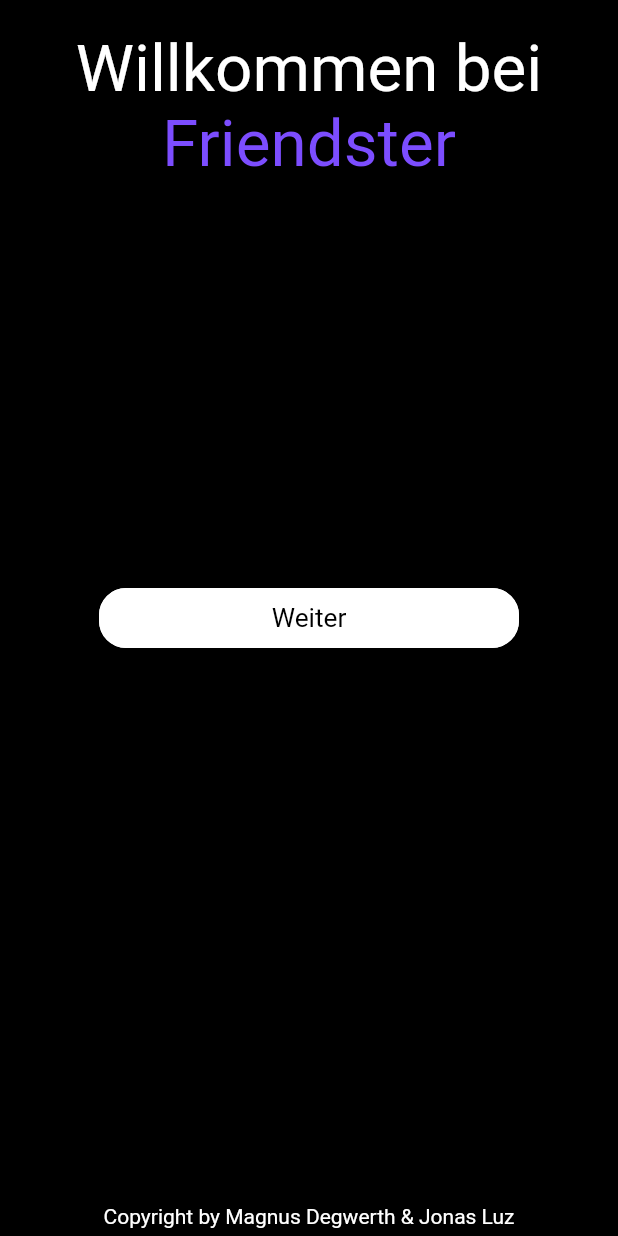
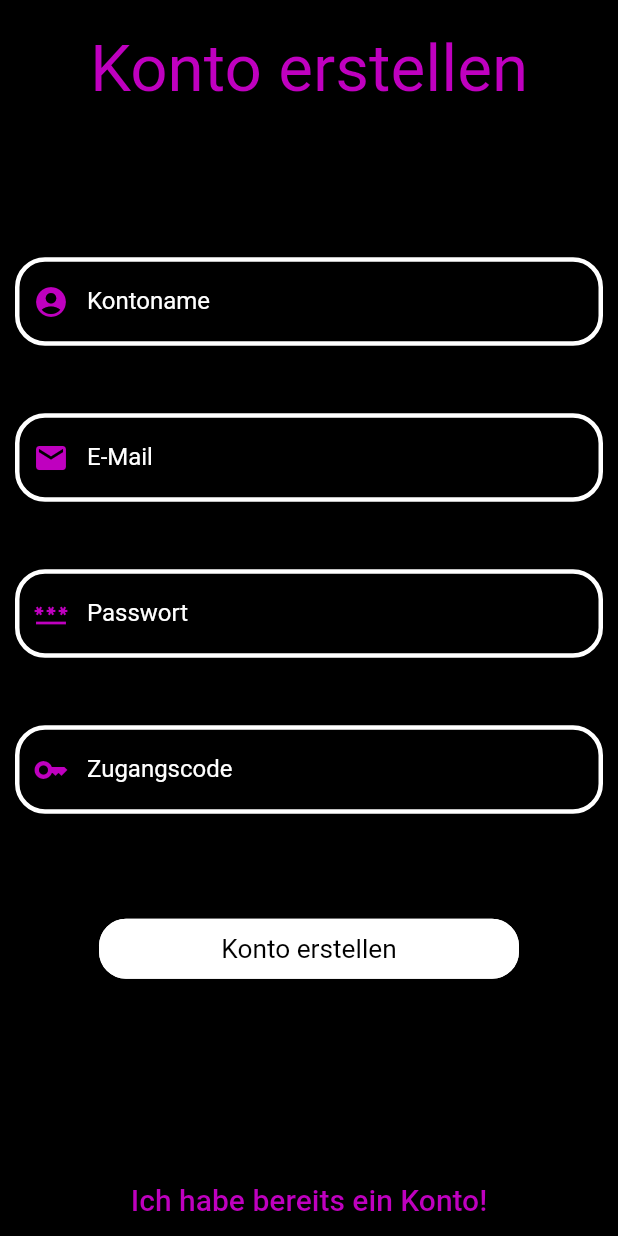
Before and after one commit to MagDeg/friendster_app, a Flutter app: the screen it shows after launch, after a tap on "Weiter", on a phone screen of 412 x 824 dp. Run offline on Flutter 3.47's test engine with Material 2 defaults, Android fonts, the phone set to English and light mode, and no system bars; our stand-ins replace firebase_auth, firebase_core; accounts and stored records are empty.

Commit message:
adding new_account_page.dart

```diff
--- a/lib/authentication/auth_page.dart
+++ b/lib/authentication/auth_page.dart
@@ -1,4 +1,5 @@
 import 'package:flutter/material.dart';
+import 'package:friendster_app/authentication/new_account_page.dart';
 
 class AuthPage extends StatefulWidget {
   const AuthPage({Key? key}) : super(key: key);
@@ -20,7 +21,7 @@ class _AuthPageState extends State<AuthPage> {
                       children: const [
                         SizedBox(height: 20.0),
                         Center(child: SizedBox(height: 50, child: FittedBox( fit: BoxFit.contain, child: Text('Willkommen bei', style: TextStyle(color: Colors.white),),),)),
-                        Center(child: SizedBox(height: 50, child: FittedBox(fit: BoxFit.contain, child: Text('Friendster', style: TextStyle(color: Colors.deepPurpleAccent),),),)),
+                        Center(child: SizedBox(height: 50, child: FittedBox(fit: BoxFit.contain, child: Text('Friendster', style: TextStyle(color: Color.fromRGBO(191, 0, 191, 1)),),),)),
                       ],
                     ),
                     Align(
@@ -35,7 +36,9 @@ class _AuthPageState extends State<AuthPage> {
                               borderRadius: BorderRadius.circular(18.0),
                               side: const BorderSide(color: Colors.white)
                             ),
-                            onPressed: () {},
+                            onPressed: () {
+                              Navigator.push(context, MaterialPageRoute(builder: (context) => const NewAccountPage()));
+                            },
                             child: const Padding(
                               padding: EdgeInsets.all(10.0),
                               child: SizedBox(
--- /dev/null
+++ b/lib/authentication/new_account_page.dart
@@ -0,0 +1,174 @@
+import 'package:flutter/material.dart';
+
+class NewAccountPage extends StatefulWidget {
+  const NewAccountPage({Key? key}) : super(key: key);
+
+  @override
+  State<NewAccountPage> createState() => _NewAccountPageState();
+}
+
+class _NewAccountPageState extends State<NewAccountPage> {
+  final nameController = TextEditingController();
+  final mailController = TextEditingController();
+  final pinController = TextEditingController();
+  final codeController = TextEditingController();
+
+  @override
+  Widget build(BuildContext context) {
+    return Scaffold(
+      body: SafeArea(
+        child: Container(
+          color: Colors.black,
+          child: Stack(
+            children: [
+              Column(
+                children: const [
+                  SizedBox(height: 20),
+                  Center(child: SizedBox(height: 50, child: FittedBox( fit: BoxFit.contain, child: Text('Konto erstellen', style: TextStyle(color: Color.fromRGBO(191, 0, 191, 1)),),),)),
+                ],
+              ),
+              const SizedBox(height: 70),
+              Column(
+                crossAxisAlignment: CrossAxisAlignment.center,
+                mainAxisAlignment: MainAxisAlignment.center,
+                children: [
+                  Container(
+                    padding: const EdgeInsets.all(10.0),
+                    child: TextField(
+                      style: const TextStyle(color: Colors.white),
+                      cursorColor: Colors.white,
+                      controller: nameController,
+                      decoration: InputDecoration(
+                        focusColor: Colors.white,
+                        fillColor: Colors.white,
+                        iconColor: Colors.white,
+                        focusedBorder: OutlineInputBorder(
+                          borderSide: const BorderSide(color: Colors.white, width: 3.0),
+                          borderRadius: BorderRadius.circular(20.0),
+                        ),
+                        enabledBorder: OutlineInputBorder(
+                          borderSide: const BorderSide(color: Colors.white, width: 3.0),
+                          borderRadius: BorderRadius.circular(20.0),
+                        ),
+                        labelText: "Kontoname",
+                        labelStyle: const TextStyle(color: Colors.white),
+                        prefixIcon: const Icon(Icons.account_circle, color: Color.fromRGBO(191, 0, 191, 1)),
+                      ),
+                    ),
+                  ),
+                  const SizedBox(height: 25.0),
+                  Container(
+                    padding: const EdgeInsets.all(10.0),
+                    child: TextField(
+                      style: const TextStyle(color: Colors.white),
+                      cursorColor: Colors.white,
+                      controller: mailController,
+                      decoration: InputDecoration(
+                        focusColor: Colors.white,
+                        fillColor: Colors.white,
+                        iconColor: Colors.white,
+                        focusedBorder: OutlineInputBorder(
+                          borderSide: const BorderSide(color: Colors.white, width: 3.0),
+                          borderRadius: BorderRadius.circular(20.0),
+                        ),
+                        enabledBorder: OutlineInputBorder(
+                          borderSide: const BorderSide(color: Colors.white, width: 3.0),
+                          borderRadius: BorderRadius.circular(20.0),
+                        ),
+                        labelText: "E-Mail",
+                        labelStyle: const TextStyle(color: Colors.white),
+                        prefixIcon: const Icon(Icons.mail, color: Color.fromRGBO(191, 0, 191, 1)),
+                      ),
+                    ),
+                  ),
+                  const SizedBox(height: 25.0),
+                  Container(
+                    padding: const EdgeInsets.all(10.0),
+                    child: TextField(
+                      style: const TextStyle(color: Colors.white),
+                      cursorColor: Colors.white,
+                      controller: pinController,
+                      decoration: InputDecoration(
+                        focusColor: Colors.white,
+                        fillColor: Colors.white,
+                        iconColor: Colors.white,
+                        focusedBorder: OutlineInputBorder(
+                          borderSide: const BorderSide(color: Colors.white, width: 3.0),
+                          borderRadius: BorderRadius.circular(20.0),
+                        ),
+                        enabledBorder: OutlineInputBorder(
+                          borderSide: const BorderSide(color: Colors.white, width: 3.0),
+                          borderRadius: BorderRadius.circular(20.0),
+                        ),
+                        labelText: "Passwort",
+                        labelStyle: const TextStyle(color: Colors.white),
+                        prefixIcon: const Icon(Icons.password, color: Color.fromRGBO(191, 0, 191, 1)),
+                      ),
+                    ),
+                  ),
+                  const SizedBox(height: 25.0),
+                  Container(
+                    padding: const EdgeInsets.all(10.0),
+                    child: TextField(
+                      style: const TextStyle(color: Colors.white),
+                      cursorColor: Colors.white,
+                      controller: codeController,
+                      decoration: InputDecoration(
+                        focusColor: Colors.white,
+                        fillColor: Colors.white,
+                        iconColor: Colors.white,
+                        focusedBorder: OutlineInputBorder(
+                          borderSide: const BorderSide(color: Colors.white, width: 3.0),
+                          borderRadius: BorderRadius.circular(20.0),
+                        ),
+                        enabledBorder: OutlineInputBorder(
+                          borderSide: const BorderSide(color: Colors.white, width: 3.0),
+                          borderRadius: BorderRadius.circular(20.0),
+                        ),
+                        labelText: "Zugangscode",
+                        labelStyle: const TextStyle(color: Colors.white),
+                        prefixIcon: const Icon(Icons.key, color: Color.fromRGBO(191, 0, 191, 1)),
+                      ),
+                    ),
+                  ),
+                  const SizedBox(height: 50.0),
+                  Align(
+                    alignment: Alignment.center,
+                    child: Container(
+                      height: 60.0,
+                      width: 300,
+                      padding: const EdgeInsets.all(10.0),
+                      child: RawMaterialButton(
+                          fillColor: Colors.white,
+                          shape: RoundedRectangleBorder(
+                              borderRadius: BorderRadius.circular(18.0),
+                              side: const BorderSide(color: Colors.white)
+                          ),
+                          onPressed: () {
+                            Navigator.push(context, MaterialPageRoute(builder: (context) => const NewAccountPage()));
+                          },
+                          child: const Padding(
+                            padding: EdgeInsets.all(10.0),
+                            child: SizedBox(
+                                height: 60.0,
+                                width: 130,
+                                child: FittedBox(fit: BoxFit.contain, child: Text('Konto erstellen', style: TextStyle(color: Colors.black,)))),
+                          )),
+                    ),
+                  ),
+                ],
+              ),
+              Align(
+                alignment: Alignment.bottomCenter,
+                child: TextButton(
+                  onPressed: () {},
+                  child: const Text("Ich habe bereits ein Konto!", style: TextStyle(color: Color.fromRGBO(191, 0, 191, 1), fontSize: 20.0), ),
+                ),
+              )
+            ],
+          ),
+        ),
+      ),
+    );
+  }
+}
--- a/lib/main.dart
+++ b/lib/main.dart
@@ -1,7 +1,6 @@
 import 'package:firebase_core/firebase_core.dart';
 import 'package:flutter/material.dart';
 import 'package:firebase_auth/firebase_auth.dart';
-
 import 'authentication/auth_page.dart';
 import 'main_screen.dart';
 
```
Also changed, not shown: 1 other file.
